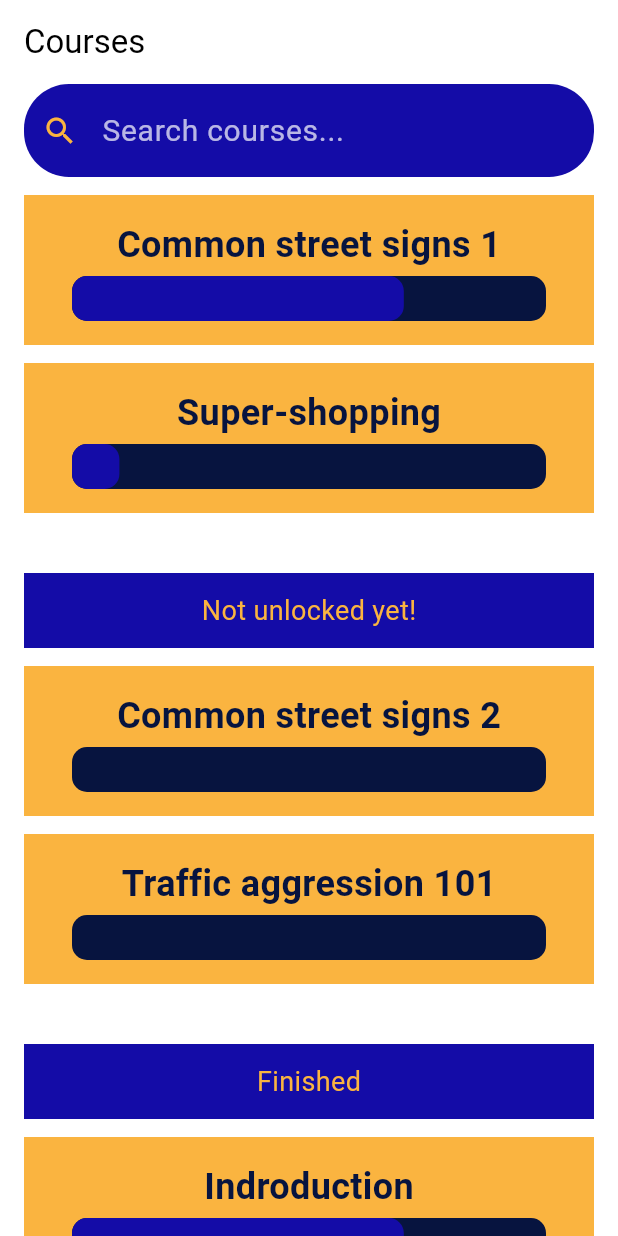
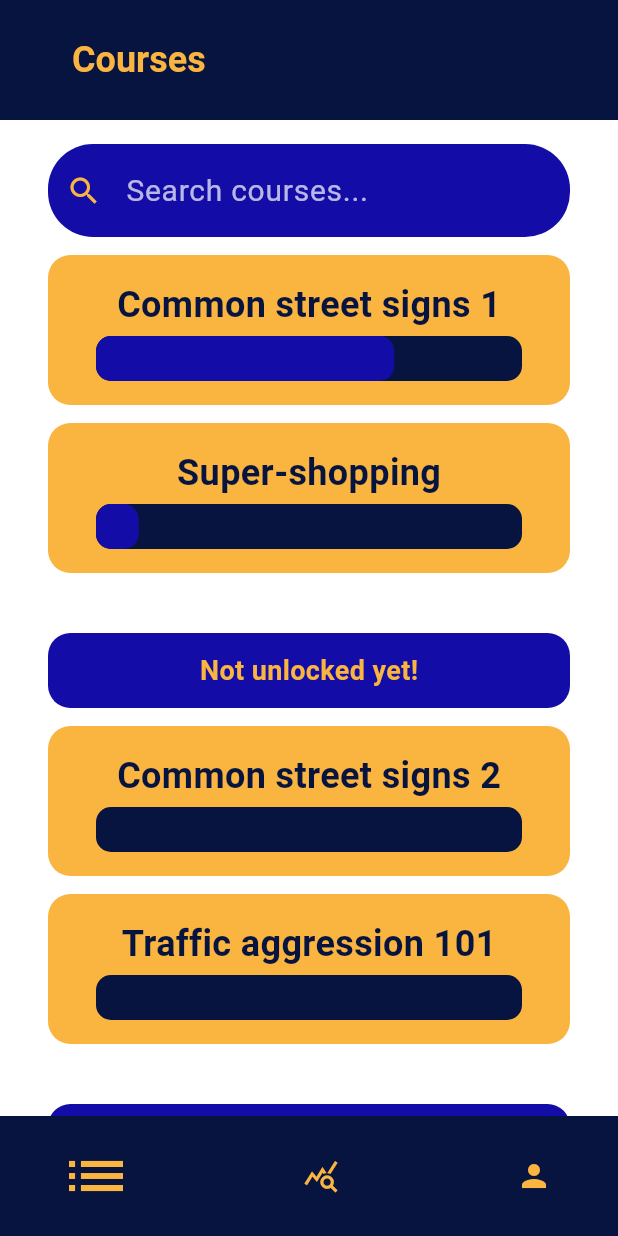
Before and after one commit to S4-Smart-mobile/S4-Smart-Mobile, a Flutter app: the CoursesPage screen opened by its route, on a phone screen of 412 x 824 dp. Run offline on Flutter 3.47's test engine with Material 3 defaults, Android fonts, the phone set to English and light mode, and no system bars; our stand-ins replace go_router, google_fonts.

Commit message:
Fixed styling

```diff
--- a/Cultural Exchange App/lib/pages/courses.dart
+++ b/Cultural Exchange App/lib/pages/courses.dart
@@ -1,22 +1,50 @@
 import 'package:flutter/material.dart';
+import 'package:google_fonts/google_fonts.dart';
 import 'package:s4_cultural_exchange/classes/courses.dart';
-import 'package:s4_cultural_exchange/widgets/course-widget.dart';
-import 'package:s4_cultural_exchange/widgets/custom-searchbar.dart';
-import 'package:s4_cultural_exchange/widgets/not-unlocked-widget.dart';
+import 'package:s4_cultural_exchange/widgets/courses/course-widget.dart';
+import 'package:s4_cultural_exchange/widgets/courses/custom-searchbar.dart';
+import 'package:s4_cultural_exchange/widgets/courses/not-unlocked-widget.dart';
 import 'package:s4_cultural_exchange/widgets/navigation_footer.dart';
+
+const horizontalPadding = 16.00;
 
 class CoursesPage extends StatelessWidget {
   @override
   Widget build(BuildContext context) {
+    final theme = Theme.of(context);
+
     return Scaffold(
       appBar: AppBar(
-        title: Text('Courses'),
+        automaticallyImplyLeading: false,
+        backgroundColor: theme.colorScheme.background,
+        toolbarHeight: 80,
+        title: Padding(
+          padding: const EdgeInsets.symmetric(horizontal: 32),
+          child: Text(
+            'Courses',
+            style: GoogleFonts.roboto(
+                textStyle: TextStyle(
+              fontWeight: FontWeight.bold,
+              fontSize: 24,
+              color: theme.colorScheme.primary,
+            )),
           ),
-      body: Column(
+        ),
+      ),
+      body: Container(
+          constraints: const BoxConstraints.expand(),
+          decoration: BoxDecoration(
+            color: Colors.white,
+            borderRadius: BorderRadius.circular(25),
+          ),
+          child: SingleChildScrollView(
+            padding: const EdgeInsets.fromLTRB(
+                horizontalPadding, 16, horizontalPadding, 16),
+            child: Column(
               mainAxisAlignment: MainAxisAlignment.center,
               children: [
                 CustomSearchBar(),
-          SizedBox(height: 12),
+                const SizedBox(height: 12),
                 CourseWidget(
                   course: Courses(
                     id: "1",
@@ -26,7 +54,7 @@ class CoursesPage extends StatelessWidget {
                     progress: 0.7,
                   ),
                 ),
-          SizedBox(height: 12),
+                const SizedBox(height: 12),
                 CourseWidget(
                   course: Courses(
                     id: "2",
@@ -36,9 +64,9 @@ class CoursesPage extends StatelessWidget {
                     progress: 0.1,
                   ),
                 ),
-          SizedBox(height: 40),
+                const SizedBox(height: 40),
                 NotUnlockedWidget("Not unlocked yet!"),
-          SizedBox(height: 12),
+                const SizedBox(height: 12),
                 CourseWidget(
                   course: Courses(
                     id: "3",
@@ -48,7 +76,7 @@ class CoursesPage extends StatelessWidget {
                     progress: 0.0,
                   ),
                 ),
-          SizedBox(height: 12),
+                const SizedBox(height: 12),
                 CourseWidget(
                   course: Courses(
                     id: "4",
@@ -58,28 +86,19 @@ class CoursesPage extends StatelessWidget {
                     progress: 0.0,
                   ),
                 ),
-          SizedBox(height: 40),
+                const SizedBox(height: 40),
                 NotUnlockedWidget("Finished"),
-          SizedBox(height: 12),
+                const SizedBox(height: 12),
                 CourseWidget(
                   course: Courses(
                     id: "5",
-              name: "Indroduction",
+                    name: "Introduction",
                     description: "description",
                     category: Category(id: "1", name: "name"),
                     progress: 0.7,
                   ),
                 ),
-          SizedBox(height: 12),
-          CourseWidget(
-            course: Courses(
-              id: "6",
-              name: "how do the courses work?",
-              description: "description",
-              category: Category(id: "1", name: "name"),
-              progress: 0.1,
-            ),
-          ),
+                const SizedBox(height: 12),
                 CourseWidget(
                   course: Courses(
                     id: "7",
@@ -90,6 +109,8 @@ class CoursesPage extends StatelessWidget {
                   ),
                 ),
               ],
+            ),
+          )),
       bottomNavigationBar: const NavigationFooter(
         widgetType: WidgetType.courses,
       ),
--- a/Cultural Exchange App/lib/widgets/course-widget.dart
+++ b/Cultural Exchange App/lib/widgets/courses/course-widget.dart
@@ -8,9 +8,14 @@ class CourseWidget extends StatelessWidget {
 
   @override
   Widget build(BuildContext context) {
+    final theme = Theme.of(context);
+
     return Container(
       height: 100,
-      color: Color(0xFFFAB440),
+      decoration: BoxDecoration(
+        color: theme.colorScheme.primary,
+        borderRadius: BorderRadius.circular(15),
+      ),
       padding: EdgeInsets.all(16),
       margin: EdgeInsets.symmetric(horizontal: 16),
       child: Column(
--- /dev/null
+++ b/Cultural Exchange App/lib/widgets/courses/not-unlocked-widget.dart
@@ -0,0 +1,30 @@
+import 'package:flutter/material.dart';
+
+class NotUnlockedWidget extends StatelessWidget {
+  NotUnlockedWidget(this.text);
+  final String text;
+
+  @override
+  Widget build(BuildContext context) {
+    final theme = Theme.of(context);
+
+    return Container(
+      decoration: BoxDecoration(
+        color: theme.colorScheme.secondary,
+        borderRadius: BorderRadius.circular(15),
+      ),
+      margin: EdgeInsets.symmetric(horizontal: 16.0),
+      height: 50.0,
+      child: Center(
+        child: Text(
+          text,
+          style: TextStyle(
+            color: Color(0xFFFAB440),
+            fontSize: 18.0,
+            fontWeight: FontWeight.bold,
+          ),
+        ),
+      ),
+    );
+  }
+}
--- a/Cultural Exchange App/lib/widgets/not-unlocked-widget.dart
+++ /dev/null
@@ -1,25 +0,0 @@
-import 'package:flutter/material.dart';
-
-class NotUnlockedWidget extends StatelessWidget {
-  NotUnlockedWidget(this.text);
-  final String text;
-
-  @override
-  Widget build(BuildContext context) {
-    return Container(
-      margin: EdgeInsets.symmetric(
-          horizontal: 16.0), // Adjust the horizontal margin as needed
-      color: Color(0xFF140CA7), // Set background color to #140CA7
-      height: 50.0, // Set a fixed height
-      child: Center(
-        child: Text(
-          text,
-          style: TextStyle(
-            color: Color(0xFFFAB440), // Set text color to #FAB440
-            fontSize: 18.0, // Set font size to 18
-          ),
-        ),
-      ),
-    );
-  }
-}
```
Also changed, not shown: Cultural Exchange App/lib/widgets/courses/custom-searchbar.dart (renamed from Cultural Exchange App/lib/widgets/custom-searchbar.dart). Lines whose indentation alone changed are shown as unchanged.
